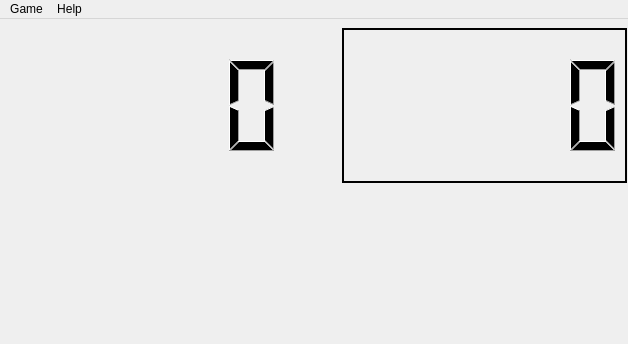
First picture: the form in mainwindow.ui, repository Filan-glitch/MinesweeperPlusPlus, before the edit.
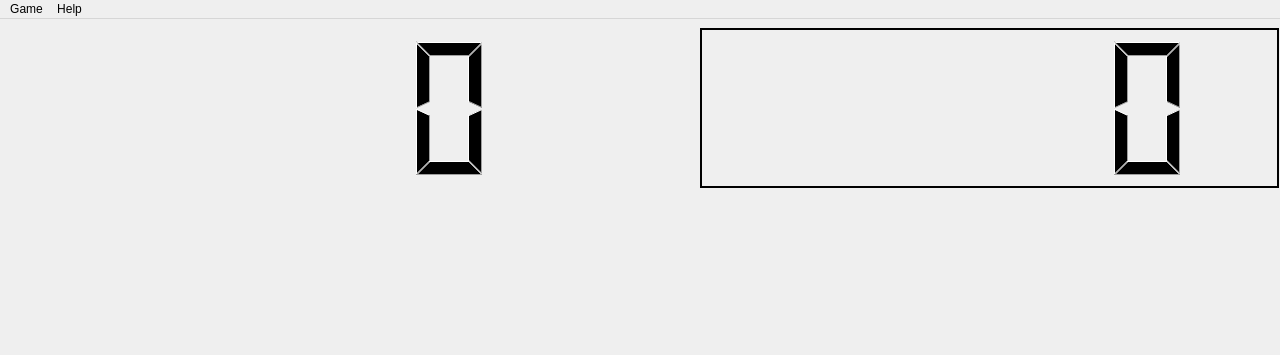
Second picture: the form after the edit. Icons and pictures are not drawn.

```diff
--- a/mainwindow.ui
+++ b/mainwindow.ui
@@ -6,8 +6,8 @@
    <rect>
     <x>0</x>
     <y>0</y>
-    <width>628</width>
-    <height>344</height>
+    <width>1280</width>
+    <height>355</height>
    </rect>
   </property>
   <property name="sizePolicy">
@@ -197,6 +197,32 @@
         </property>
        </widget>
       </item>
+      <item>
+       <spacer name="horizontalSpacer_2">
+        <property name="orientation">
+         <enum>Qt::Horizontal</enum>
+        </property>
+        <property name="sizeType">
+         <enum>QSizePolicy::Maximum</enum>
+        </property>
+        <property name="sizeHint" stdset="0">
+         <size>
+          <width>50</width>
+          <height>30</height>
+         </size>
+        </property>
+       </spacer>
+      </item>
+      <item>
+       <widget class="QLabel" name="heartsLabel">
+        <property name="text">
+         <string/>
+        </property>
+        <property name="scaledContents">
+         <bool>true</bool>
+        </property>
+       </widget>
+      </item>
       <item>
        <spacer name="horizontalSpacer">
         <property name="orientation">
@@ -208,7 +234,7 @@
         <property name="sizeHint" stdset="0">
          <size>
           <width>50</width>
-          <height>5</height>
+          <height>30</height>
          </size>
         </property>
        </spacer>
@@ -247,7 +273,7 @@
     <rect>
      <x>0</x>
      <y>0</y>
-     <width>628</width>
+     <width>1280</width>
      <height>21</height>
     </rect>
    </property>
```
Left out of the diff: 15 changed lines with no effect on the pictures.
